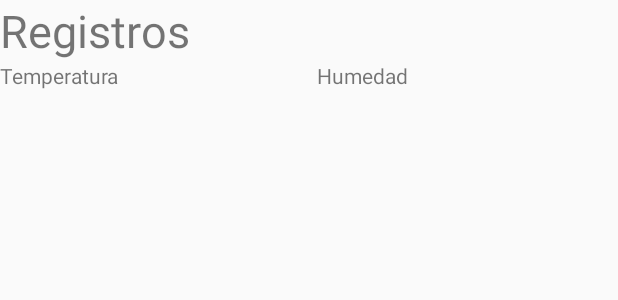
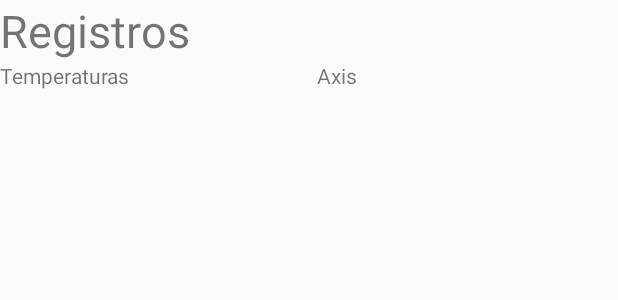
Before and after one commit to AMSTGrupo1MarotoRoblesTorres/AMST_Lab6_Grupo-1_Maroto_Robles_Torres, an Android app: the layout activity_registros.xml on its own in the app's theme, with its tools: preview values and no code run, on a phone screen of 412 x 824 dp. Shown: the top 300 px of the screen. Run offline under Robolectric (Android 15) with nearby library versions, the phone set to English and light mode, and no system bars.

Commit message:
terminada la aplicacion

```diff
--- a/Grupo1_TA3_InicioSesionFirebase/app/src/main/res/layout/activity_registros.xml
+++ b/Grupo1_TA3_InicioSesionFirebase/app/src/main/res/layout/activity_registros.xml
@@ -25,7 +25,7 @@
                 android:id="@+id/TituloTemp2"
                 android:layout_width="match_parent"
                 android:layout_height="wrap_content"
-                android:text="Temperatura" />
+                android:text="Temperaturas" />
         </LinearLayout>
         <LinearLayout
             android:id="@+id/TituloHumedad1"
@@ -36,7 +36,7 @@
                 android:id="@+id/TituloHumedad2"
                 android:layout_width="match_parent"
                 android:layout_height="wrap_content"
-                android:text="Humedad" />
+                android:text="Axis" />
         </LinearLayout>
     </LinearLayout>
     <ScrollView
@@ -52,7 +52,7 @@
                 android:layout_height="match_parent"
                 android:orientation="vertical"/>
             <LinearLayout
-                android:id="@+id/ContenedorHum"
+                android:id="@+id/ContenedorAxis"
                 android:layout_width="match_parent"
                 android:layout_height="match_parent"
                 android:orientation="vertical" />
```
Also changed, not shown: Grupo1_TA3_InicioSesionFirebase/app/src/main/java/com/example/grupo1_ta3_iniciosesionfirebase/registros.java (+13 -8 lines), 2 other files.
